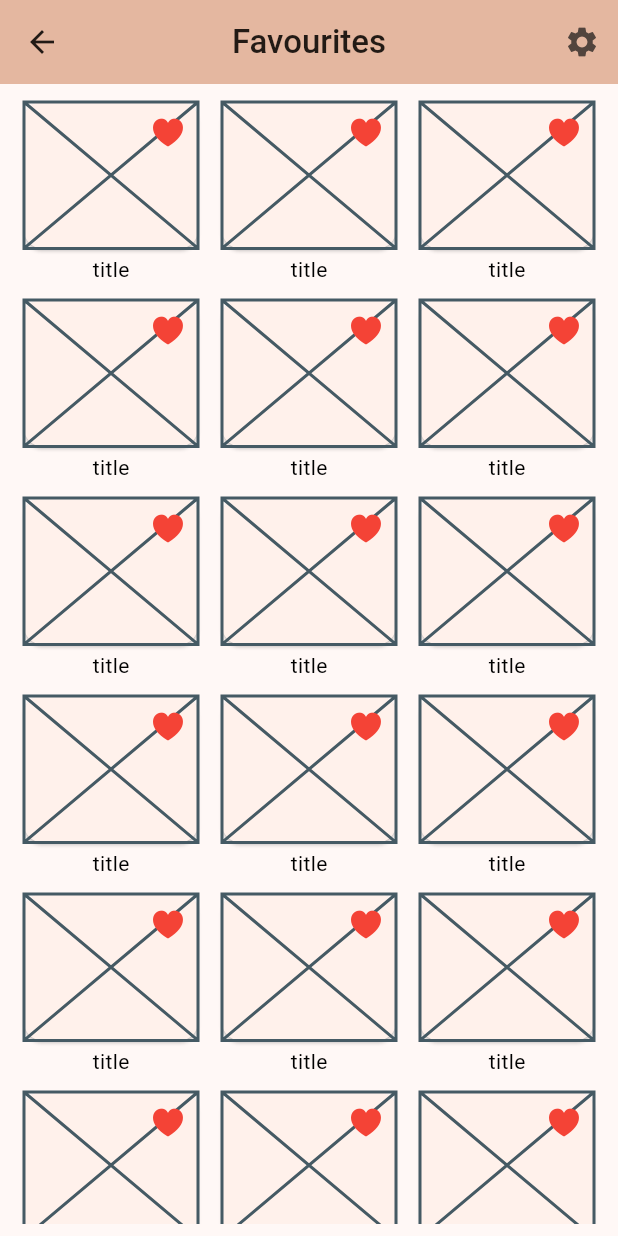
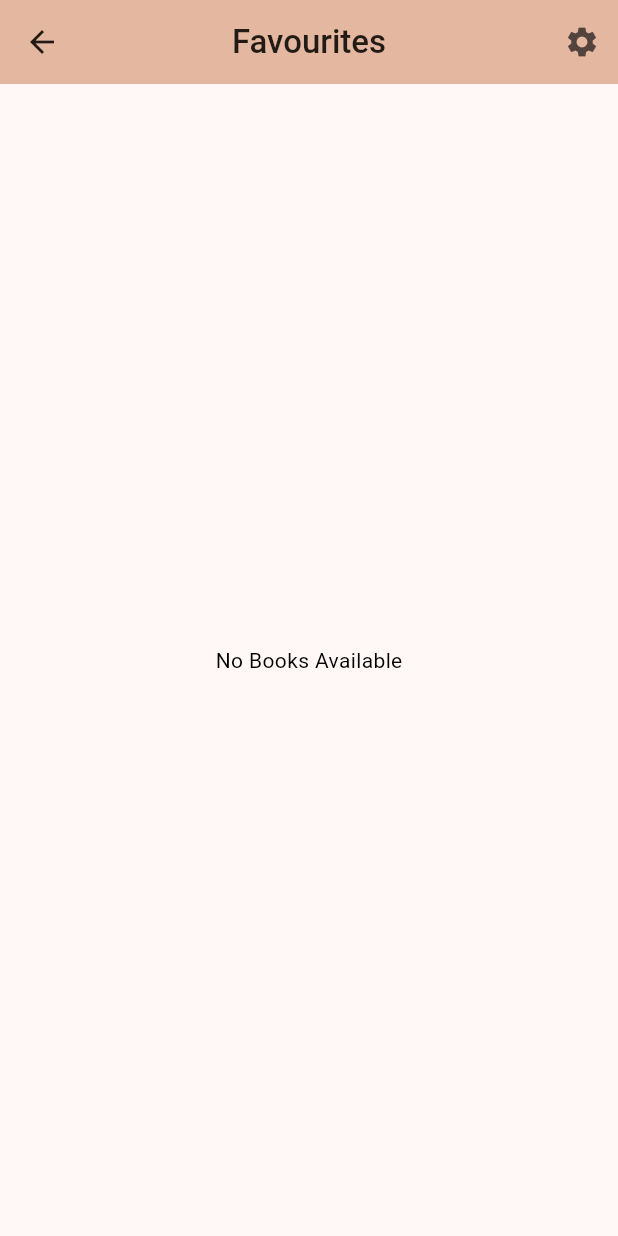
Before and after one commit to GozdeAA/fav_books, a Flutter app: the FavouritesPage screen opened directly, on a phone screen of 412 x 824 dp. Run offline on Flutter 3.47's test engine with Material 3 defaults, Android fonts, the phone set to English and light mode, and no system bars; our stand-ins replace awesome_notifications, bloc, dio, flutter_bloc, flutter_svg, freezed_annotation and 3 more; accounts and stored records are empty; generated files the repository leaves out were written again; network calls fail.

Commit message:
favourites bloc and event

```diff
--- a/lib/feature/favourites/application/favourites_bloc.dart
+++ b/lib/feature/favourites/application/favourites_bloc.dart
@@ -1,14 +1,67 @@
-import 'package:bloc/bloc.dart';
+import 'dart:async';
+
+import 'package:fav_books/core/constants/box_constants.dart';
+import 'package:fav_books/core/storage_manager/storage_manager.dart';
+import 'package:fav_books/feature/home/application/home_bloc.dart';
+import 'package:flutter/material.dart';
+import 'package:flutter_bloc/flutter_bloc.dart';
 import 'package:freezed_annotation/freezed_annotation.dart';
 
+import '../../../core/models/book_model.dart';
+
 part 'favourites_event.dart';
+
 part 'favourites_state.dart';
+
 part 'favourites_bloc.freezed.dart';
 
 class FavouritesBloc extends Bloc<FavouritesEvent, FavouritesState> {
-  FavouritesBloc() : super(const FavouritesState.initial()) {
-    on<FavouritesEvent>((event, emit) {
-      // TODO: implement event handler
-    });
+  FavouritesBloc() : super(FavouritesState.initial()) {
+    on<GetFavourites>(_getFavourites);
+    on<RemoveFromFavs>(_removeFromFavs);
+  }
+
+  FutureOr<void> _getFavourites(
+      GetFavourites event, Emitter<FavouritesState> emit) {
+    var books = StorageManager.instance.getValueWithKey<BookModel>(
+        boxName: BoxConstants.books, key: "fav_books");
+    if (books != null && books.data != null) {
+      emit(state.copyWith(favBooks: books.data!));
+    }
+    var myBooks = StorageManager.instance
+        .getValueWithKey<BookModel>(boxName: BoxConstants.books, key: "books");
+    if (state.myBooks.isEmpty && myBooks != null && myBooks.data != null) {
+      emit(state.copyWith(myBooks: myBooks.data!));
+    }
+  }
+
+  FutureOr<void> _removeFromFavs(
+      RemoveFromFavs event, Emitter<FavouritesState> emit) {
+    try {
+      var bookList = state.myBooks.toList();
+      var favs = state.favBooks.toList();
+      if (favs.contains(event.book)) {
+        favs.remove(event.book);
+        bookList.add(event.book.copyWith(isFav: false));
+        emit(state.copyWith(myBooks: bookList, favBooks: favs));
+        StorageManager.instance.deleteValueWithKey<BookModel>(
+            key: "books", boxName: BoxConstants.books);
+        StorageManager.instance.deleteValueWithKey<BookModel>(
+            key: "fav_books", boxName: BoxConstants.books);
+        StorageManager.instance.addValueWithKey<BookModel>(
+            data: BookModel(data: bookList),
+            boxName: BoxConstants.books,
+            key: "books");
+        StorageManager.instance.addValueWithKey<BookModel>(
+            data: BookModel(data: favs),
+            boxName: BoxConstants.books,
+            key: "fav_books");
+        event.context.read<HomeBloc>().add(HomeEvent.getFavourites(context: event.context));
+      }
+    } catch (e) {
+      debugPrint(e.toString());
+      ScaffoldMessenger.of(event.context)
+          .showSnackBar(const SnackBar(content: Text("An error occurred")));
+    }
   }
 }
--- a/lib/feature/favourites/application/favourites_event.dart
+++ b/lib/feature/favourites/application/favourites_event.dart
@@ -3,4 +3,8 @@ part of 'favourites_bloc.dart';
 @freezed
 class FavouritesEvent with _$FavouritesEvent {
   const factory FavouritesEvent.started() = _Started;
+
+  const factory FavouritesEvent.getFavourites({required BuildContext context}) =
+      GetFavourites;
+  const factory FavouritesEvent.removeFromFavourites ({required BuildContext context,required Book book}) = RemoveFromFavs;
 }
--- a/lib/feature/favourites/application/favourites_state.dart
+++ b/lib/feature/favourites/application/favourites_state.dart
@@ -2,5 +2,9 @@ part of 'favourites_bloc.dart';
 
 @freezed
 class FavouritesState with _$FavouritesState {
-  const factory FavouritesState.initial() = _Initial;
+  factory FavouritesState.initial() =>
+      FavouritesState(myBooks: [], favBooks: []);
+
+  factory FavouritesState(
+      {required List<Book> myBooks, required List<Book> favBooks}) = _Initial;
 }
--- a/lib/feature/favourites/presentation/favourites_page.dart
+++ b/lib/feature/favourites/presentation/favourites_page.dart
@@ -1,6 +1,10 @@
+import 'package:fav_books/core/extensions/sizer_extension.dart';
+import 'package:fav_books/feature/favourites/application/favourites_bloc.dart';
+import 'package:fav_books/feature/favourites/application/favourites_bloc.dart';
 import 'package:flutter/cupertino.dart';
 import 'package:flutter/material.dart';
 import 'package:flutter_bloc/flutter_bloc.dart';
+import 'package:flutter_svg/svg.dart';
 
 import '../../../core/theme/app_colors.dart';
 import '../../settings/localization/application/localization_bloc.dart';
@@ -11,6 +15,8 @@ class FavouritesPage extends StatelessWidget {
 
   @override
   Widget build(BuildContext context) {
+    return BlocBuilder<FavouritesBloc, FavouritesState>(
+      builder: (context, state) {
         return Scaffold(
           appBar: AppBar(
             title: const Text("Favourites"),
@@ -19,8 +25,8 @@ class FavouritesPage extends StatelessWidget {
             actions: [
               IconButton(
                   onPressed: () {
-                Navigator.of(context).push(
-                    CupertinoPageRoute(builder: (context) => SettingsPage()));
+                    Navigator.of(context).push(CupertinoPageRoute(
+                        builder: (context) => SettingsPage()));
                   },
                   icon: const Icon(Icons.settings))
             ],
@@ -31,24 +37,47 @@ class FavouritesPage extends StatelessWidget {
             child: Scrollbar(
               thumbVisibility: true,
               thickness: 5,
-          child: GridView.builder(
-              gridDelegate: const SliverGridDelegateWithFixedCrossAxisCount(
+              child: state.favBooks.isNotEmpty
+                  ? GridView.builder(
+                      itemCount: state.favBooks.length,
+                      gridDelegate:
+                          const SliverGridDelegateWithFixedCrossAxisCount(
                               crossAxisCount: 3),
                       itemBuilder: (context, i) {
                         return Column(
+                          mainAxisAlignment: MainAxisAlignment.center,
                           children: [
                             Flexible(
                               flex: 4,
                               child: Padding(
-                        padding: const EdgeInsets.symmetric(horizontal: 4),
+                                padding:
+                                    const EdgeInsets.symmetric(horizontal: 4),
                                 child: Stack(
                                   alignment: Alignment.topRight,
                                   children: [
-                            const Card(
-                              child: Placeholder(),
+                                    Container(
+                                      width: 20.w(context),
+                                      height: 10.h(context),
+                                      margin: const EdgeInsets.all(8),
+                                      padding: const EdgeInsets.all(8),
+                                      /*      constraints: BoxConstraints(
+                                    maxHeight: 10.h(context), minHeight: 5.h(context)),*/
+                                      decoration: BoxDecoration(
+                                          border:
+                                              Border.all(color: Colors.black38),
+                                          borderRadius:
+                                              BorderRadius.circular(16)),
+                                      child: SvgPicture.asset(
+                                          "assets/icons/book.svg"),
                                     ),
                                     IconButton(
-                                onPressed: () {},
+                                        onPressed: () {
+                                          context.read<FavouritesBloc>().add(
+                                              FavouritesEvent
+                                                  .removeFromFavourites(
+                                                      context: context,
+                                                      book: state.favBooks[i]));
+                                        },
                                         icon: const Icon(
                                           CupertinoIcons.heart_fill,
                                           color: Colors.red,
@@ -57,12 +86,16 @@ class FavouritesPage extends StatelessWidget {
                                 ),
                               ),
                             ),
-                    const Flexible(child: Text("title"))
+                            Flexible(
+                                child: Text(state.favBooks[i].title ?? "-"))
                           ],
                         );
-              }),
+                      })
+                  : const Center(child: Text("No Books Available")),
             ),
           )),
         );
+      },
+    );
   }
 }
--- a/lib/feature/home/application/home_bloc.dart
+++ b/lib/feature/home/application/home_bloc.dart
@@ -24,6 +24,7 @@ class HomeBloc extends Bloc<HomeEvent, HomeState> {
     on<GetLocalBooks>(_getLocalBooks);
     on<AddToFavs>(_addToFavs);
     on<RemoveFromFavs>(_removeFromFavs);
+    on<GetFavourites>(_getFavourites);
   }
 
   Future<void> _getAllBooks(GetAllBooks event, Emitter<HomeState> emit) async {
@@ -123,4 +124,12 @@ class HomeBloc extends Bloc<HomeEvent, HomeState> {
         key: "fav_books");
     emit(state.copyWith(myBooks: booklist, favBooks: favs));
   }
+
+  FutureOr<void> _getFavourites(GetFavourites event, Emitter<HomeState> emit) {
+    var books = StorageManager.instance.getValueWithKey<BookModel>(
+        boxName: BoxConstants.books, key: "fav_books");
+    if (books != null && books.data != null) {
+      emit(state.copyWith(favBooks: books.data!));
+    }
+  }
 }
--- a/lib/main.dart
+++ b/lib/main.dart
@@ -1,5 +1,6 @@
 import 'package:fav_books/core/storage_manager/storage_manager.dart';
 import 'package:fav_books/core/theme/app_colors.dart';
+import 'package:fav_books/feature/favourites/application/favourites_bloc.dart';
 import 'package:fav_books/feature/home/application/home_bloc.dart';
 import 'package:fav_books/feature/home/presentation/home_page.dart';
 import 'package:fav_books/feature/settings/page/application/settings_bloc.dart';
@@ -22,6 +23,7 @@ Future<void> main() async {
         lazy: false,
         create: (context) => ThemeBloc()..add(const InitialTheme())),
     BlocProvider(create: (context) => SettingsBloc()),
+    BlocProvider(create: (context)=>FavouritesBloc()..add(FavouritesEvent.getFavourites(context: context))),
     BlocProvider(
         create: (context) => HomeBloc()..add(GetAllBooks(context: context))),
     BlocProvider(
```
Also changed, not shown: lib/feature/home/presentation/home_page.dart (+9 -5 lines), lib/feature/favourites/application/favourites_bloc.freezed.dart. Lines whose indentation alone changed are shown as unchanged.
